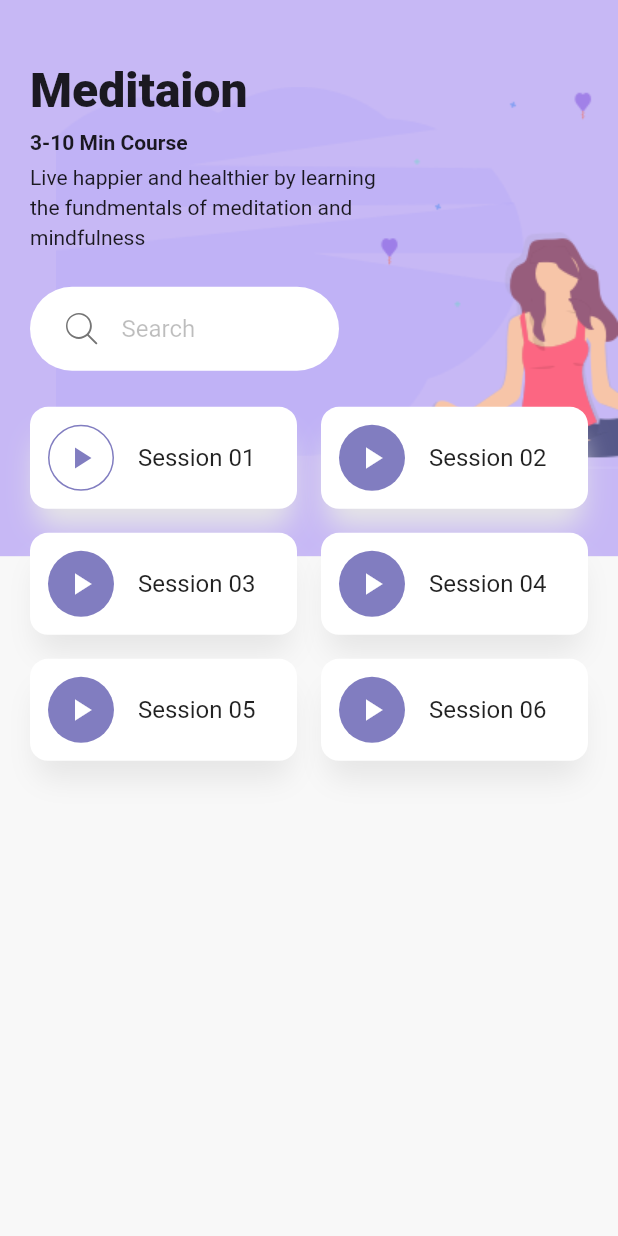
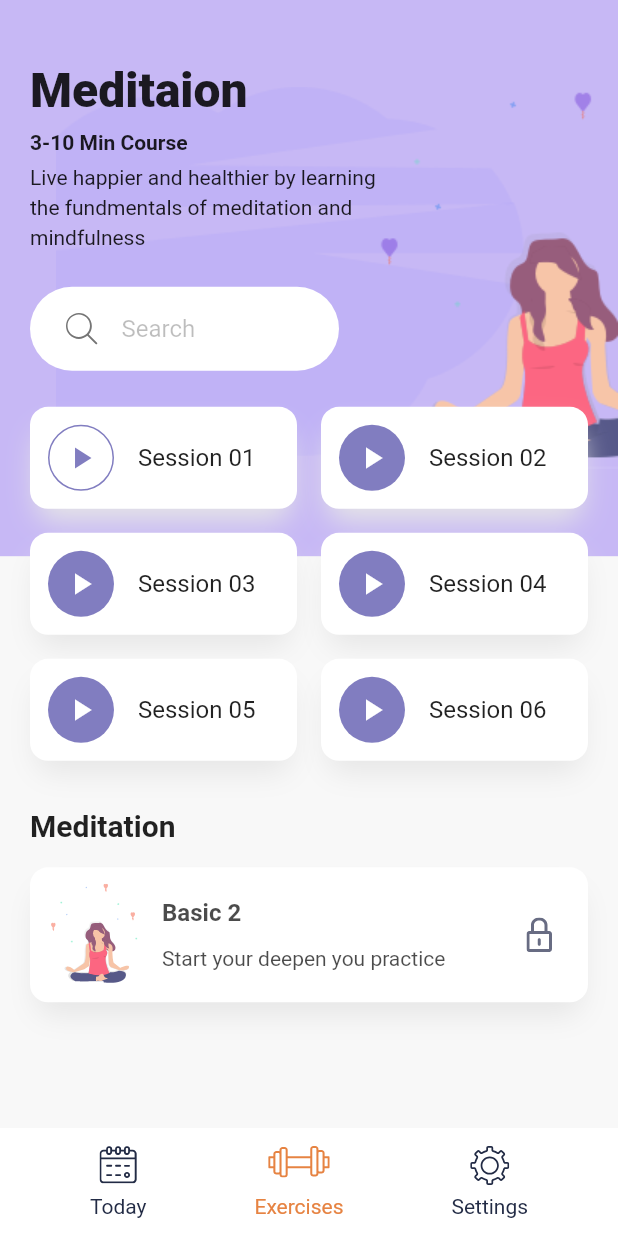
Before and after one commit to adrianwangdev/flutter-yoga-course-app, a Flutter app: the screen it shows after launch, after a tap on "Meditation", on a phone screen of 412 x 824 dp. Run offline on Flutter 3.47's test engine with Material 2 defaults, Android fonts, the phone set to English and light mode, and no system bars; our stand-ins replace flutter_svg.

Commit message:
finished ui

```diff
--- a/lib/screens/details_screen.dart
+++ b/lib/screens/details_screen.dart
@@ -1,4 +1,6 @@
 import 'package:flutter/material.dart';
+import 'package:flutter_svg/flutter_svg.dart';
+import 'package:flutter_yoga_course_app/widgets/bottom_navbar.dart';
 import 'package:flutter_yoga_course_app/widgets/search_bar.dart';
 import '/constants.dart';
 
@@ -24,6 +26,7 @@ class DetailsScreen extends StatelessWidget {
           SafeArea(
             child: Padding(
               padding: const EdgeInsets.symmetric(horizontal: 20),
+              child: SingleChildScrollView(
                 child: Column(
                   crossAxisAlignment: CrossAxisAlignment.start,
                   children: [
@@ -69,12 +72,73 @@ class DetailsScreen extends StatelessWidget {
                         SessionCard(sessionNumber: 6, press: () {}),
                       ],
                     ),
+                    SizedBox(height: 32),
+                    Text(
+                      'Meditation',
+                      style: TextStyle(
+                        fontSize: 20,
+                        fontWeight: FontWeight.w700,
+                      ),
+                    ),
+                    SizedBox(height: 16),
+                    Container(
+                      padding: EdgeInsets.all(8),
+                      height: 90,
+                      decoration: BoxDecoration(
+                        color: Colors.white,
+                        borderRadius: BorderRadius.circular(12),
+                        boxShadow: [
+                          BoxShadow(
+                            offset: Offset(0, 12),
+                            blurRadius: 16,
+                            spreadRadius: -4,
+                            color: shadowColor,
+                          ),
                         ],
+                      ),
+                      child: Row(
+                        children: [
+                          SvgPicture.asset(
+                              'assets/icons/Meditation_women_small.svg'),
+                          SizedBox(width: 8),
+                          Expanded(
+                            child: Column(
+                              mainAxisAlignment: MainAxisAlignment.spaceEvenly,
+                              crossAxisAlignment: CrossAxisAlignment.start,
+                              children: [
+                                Text(
+                                  'Basic 2',
+                                  style: TextStyle(
+                                    fontSize: 16,
+                                    fontWeight: FontWeight.w700,
+                                    color: Color.fromARGB(180, 0, 0, 0),
+                                  ),
+                                ),
+                                Text(
+                                  'Start your deepen you practice',
+                                  style: TextStyle(
+                                    color: Color.fromARGB(180, 0, 0, 0),
+                                  ),
+                                ),
+                              ],
+                            ),
+                          ),
+                          Padding(
+                            padding: const EdgeInsets.all(16),
+                            child: SvgPicture.asset('assets/icons/Lock.svg'),
+                          ),
+                        ],
+                      ),
+                    ),
+                    SizedBox(height: 24),
+                  ],
+                ),
               ),
             ),
           ),
         ],
       ),
+      bottomNavigationBar: BottomNavbar(),
     );
   }
 }
@@ -100,7 +164,7 @@ class SessionCard extends StatelessWidget {
           borderRadius: BorderRadius.circular(12),
           boxShadow: [
             BoxShadow(
-              offset: Offset(0, 16),
+              offset: Offset(0, 12),
               blurRadius: 16,
               spreadRadius: -4,
               color: shadowColor,
--- a/lib/widgets/category_card.dart
+++ b/lib/widgets/category_card.dart
@@ -21,7 +21,7 @@ class CategoryCard extends StatelessWidget {
         borderRadius: BorderRadius.circular(12),
         boxShadow: [
           BoxShadow(
-            offset: Offset(0, 16),
+            offset: Offset(0, 12),
             blurRadius: 16,
             spreadRadius: -4,
             color: shadowColor,
```
Lines whose indentation alone changed are shown as unchanged.
